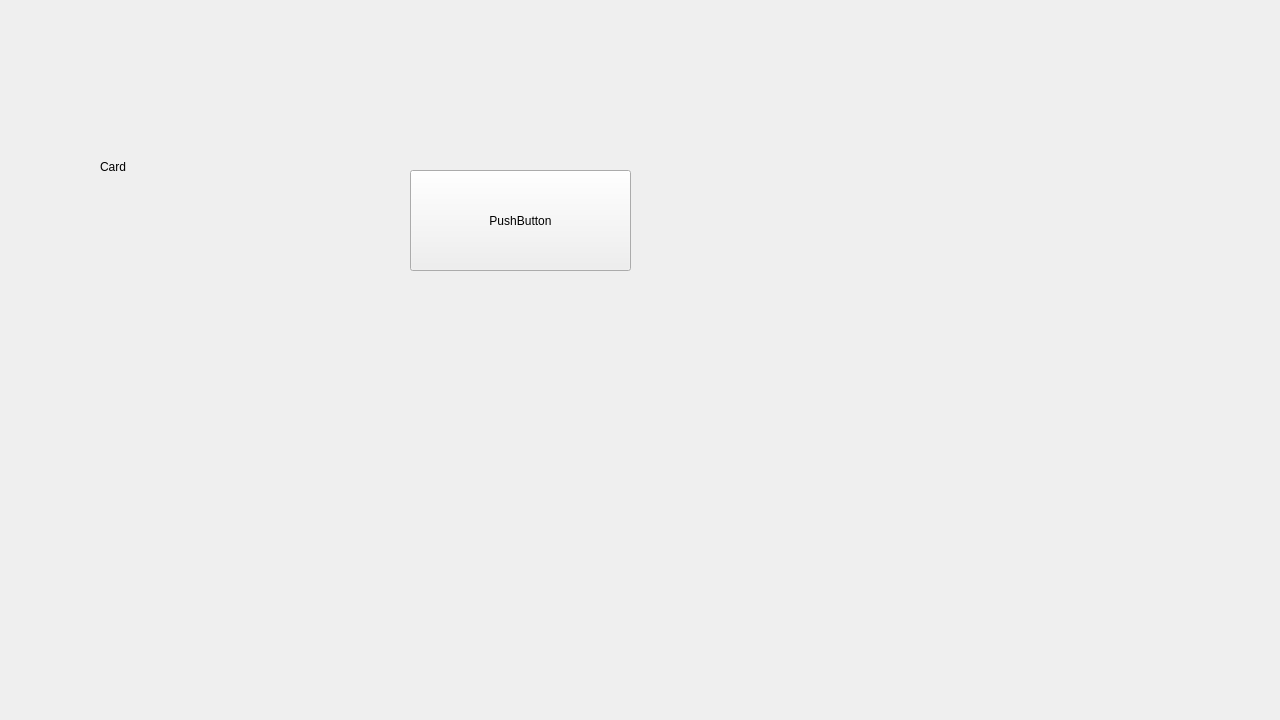
Above: Window.ui from denyspetlinskyi-cpu/BlackJack before the change. Below: the same form after it.
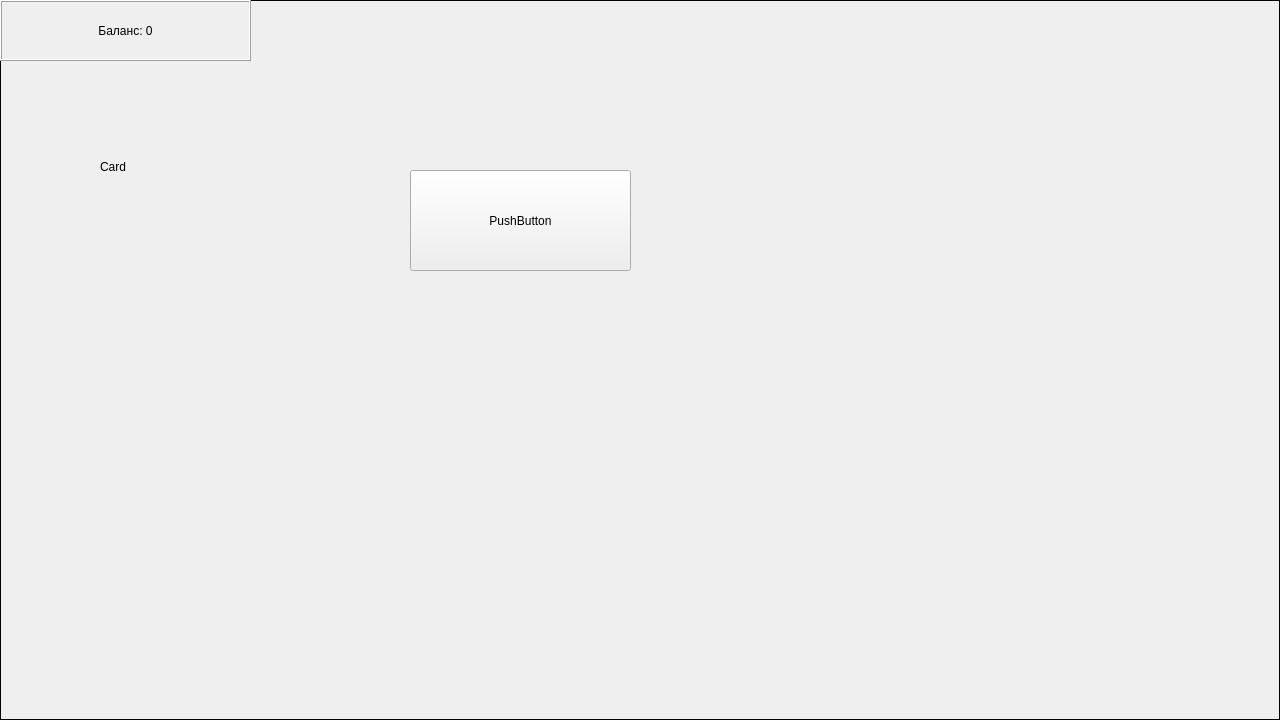
That is the form after the change.

Diff of the .ui file:
```diff
--- a/Window.ui
+++ b/Window.ui
@@ -47,6 +47,9 @@
       <verstretch>0</verstretch>
      </sizepolicy>
     </property>
+    <property name="frameShape">
+     <enum>QFrame::Shape::Box</enum>
+    </property>
     <property name="text">
      <string/>
     </property>
@@ -77,6 +80,28 @@
      <string>PushButton</string>
     </property>
    </widget>
+   <widget class="QLabel" name="labelBalance">
+    <property name="geometry">
+     <rect>
+      <x>0</x>
+      <y>0</y>
+      <width>251</width>
+      <height>61</height>
+     </rect>
+    </property>
+    <property name="frameShape">
+     <enum>QFrame::Shape::Box</enum>
+    </property>
+    <property name="frameShadow">
+     <enum>QFrame::Shadow::Raised</enum>
+    </property>
+    <property name="text">
+     <string>Баланс: 0</string>
+    </property>
+    <property name="alignment">
+     <set>Qt::AlignmentFlag::AlignCenter</set>
+    </property>
+   </widget>
   </widget>
   <widget class="QMenuBar" name="menuBar">
    <property name="geometry">
```
Left out of the diff: 2 changed lines with no effect on the pictures.
